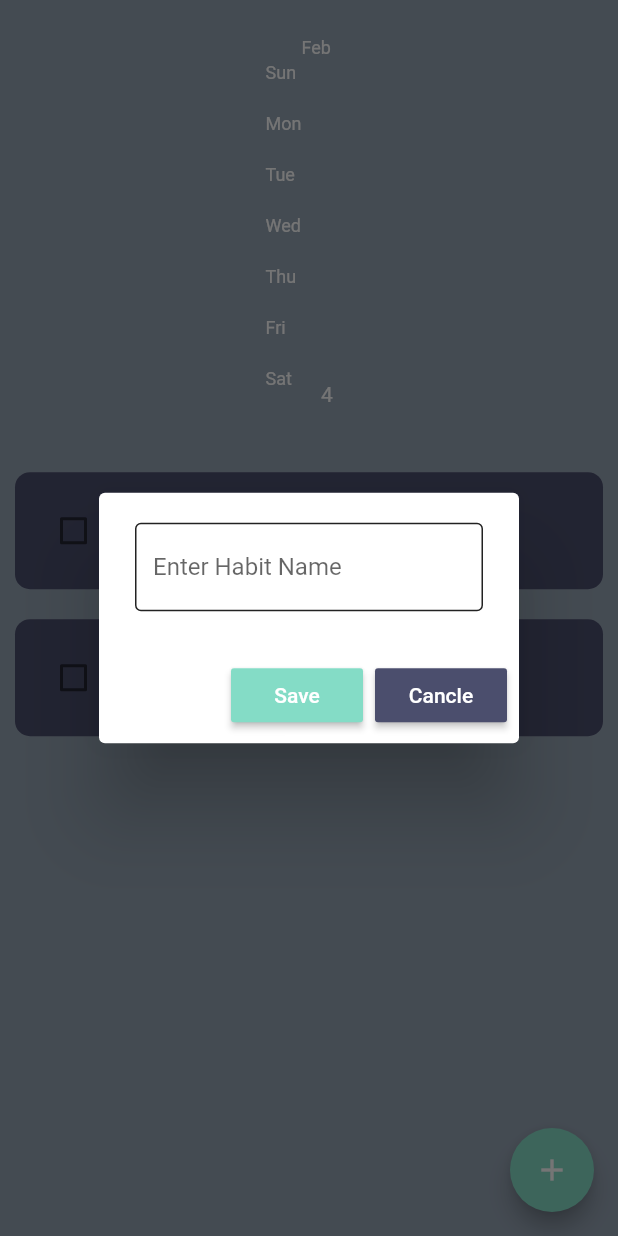
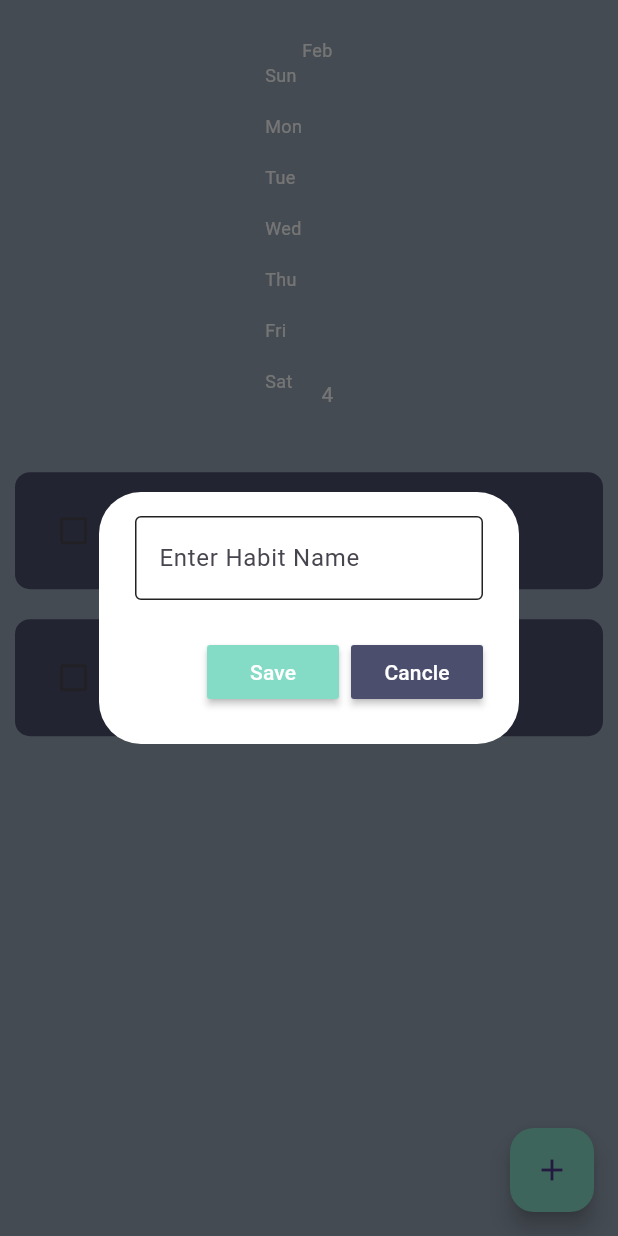
Before and after one commit to SaifIvnaAlam/Habit-Tracker-HeatMap, a Flutter app: the screen it shows after launch, after a tap on the "add" icon, on a phone screen of 412 x 824 dp. Run offline on Flutter 3.47's test engine with Material 2 defaults, Android fonts, the phone set to English and light mode, and no system bars; drawn by our look-alikes of flutter_heatmap_calendar, flutter_slidable; our stand-ins replace hive_flutter; accounts and stored records are empty.

Commit message:
updated : read me

```diff
--- a/lib/main.dart
+++ b/lib/main.dart
@@ -16,7 +16,7 @@ class MyApp extends StatelessWidget {
   Widget build(BuildContext context) {
     return MaterialApp(
       debugShowCheckedModeBanner: false,
-      theme: ThemeData(primarySwatch: Colors.green),
+      theme: ThemeData(primarySwatch: Colors.green, useMaterial3: true),
       home: const HomePage(),
     );
   }
```
Also changed, not shown: habittracker.png (added), pubspec.lock, 2 other files.
